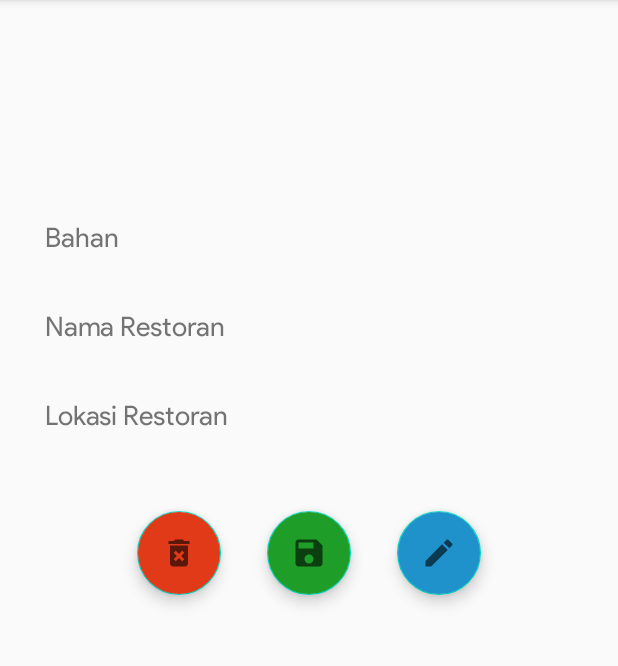
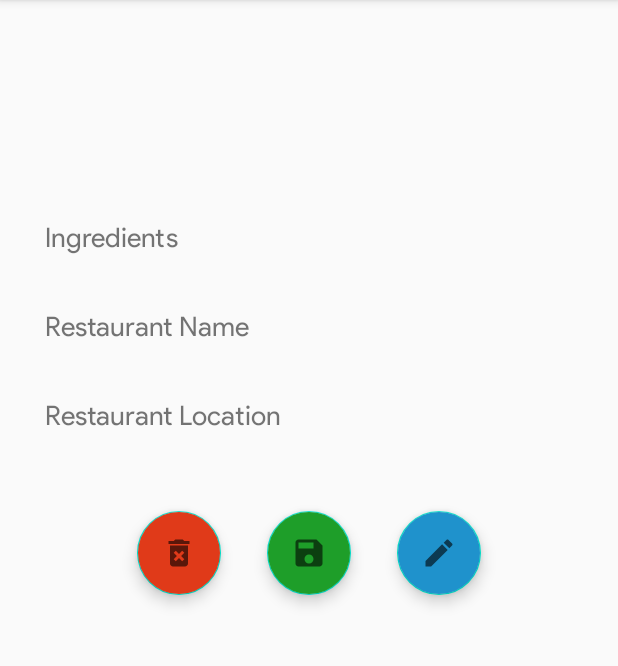
Before and after one commit to yalvih/Tubes_MakanApaHariIni, an Android app: the fragment MenuDetailsFragment placed in its activity, on a phone screen of 412 x 824 dp, the part 84-750 px from its top. Run offline under Robolectric (Android 15) with nearby library versions, the phone set to English and light mode, and no system bars; 7 statements that could not run were skipped.

Commit message:
- Deleted integer variable "i" in ViewHolder in SearchFragmentAdapter.java - the variable was assigned to but is never actually used. - Cleaned all view files. - Deleted a comment in activity_main.xml which was pointing at nothing. - Fixed some inconsistent string values. - Deleted unused string resource "settings_button_delete_theme".
Hopefully final commit.

```diff
--- a/app/src/main/res/layout/activity_main.xml
+++ b/app/src/main/res/layout/activity_main.xml
@@ -5,7 +5,8 @@
     android:layout_width="match_parent"
     android:layout_height="match_parent"
     android:id="@+id/drawer_layout"
-    android:fitsSystemWindows="true">
+    android:fitsSystemWindows="true"
+    >
 
     <LinearLayout
         android:layout_width="match_parent"
@@ -31,8 +32,6 @@
             android:id="@+id/fragment_container"
             />
 
-        <!--Content Menu-->
-
     </LinearLayout>
 
     <!-- Left Drawer -->
--- a/app/src/main/res/layout/menu_detail_fragment.xml
+++ b/app/src/main/res/layout/menu_detail_fragment.xml
@@ -3,19 +3,22 @@
 <ScrollView
     xmlns:android="http://schemas.android.com/apk/res/android"
     android:layout_width="match_parent"
-    android:layout_height="match_parent">
+    android:layout_height="match_parent"
+    >
 
     <LinearLayout
         android:layout_width="match_parent"
         android:layout_height="match_parent"
         android:padding="20dp"
-        android:orientation="vertical">
+        android:orientation="vertical"
+        >
 
         <LinearLayout
             android:layout_width="match_parent"
             android:layout_height="0dp"
             android:layout_weight="1"
-            android:orientation="vertical">
+            android:orientation="vertical"
+            >
 
             <EditText
                 android:id="@+id/details_title"
@@ -28,8 +31,8 @@
                 android:maxLength="40"
                 android:gravity="center"
                 android:fontFamily="@font/google_font_normal"
-                android:textSize="20sp">
-            </EditText>
+                android:textSize="20sp"
+                />
 
         </LinearLayout>
 
@@ -38,7 +41,8 @@
             android:layout_height="0dp"
             android:layout_weight="1"
             android:orientation="vertical"
-            android:padding="10dp">
+            android:padding="10dp"
+            >
 
             <EditText
                 android:id="@+id/details_description"
@@ -47,14 +51,14 @@
                 android:background="?android:attr/colorBackground"
                 android:layout_width="match_parent"
                 android:layout_height="wrap_content"
-                android:textSize="14sp">
-            </EditText>
+                android:textSize="14sp"
+                />
 
             <TextView
                 android:layout_width="match_parent"
                 android:fontFamily="@font/google_font_normal"
-                android:layout_height="20dp">
-            </TextView>
+                android:layout_height="20dp"
+                />
 
         </LinearLayout>
 
@@ -63,15 +67,16 @@
             android:layout_height="0dp"
             android:layout_weight="1"
             android:orientation="vertical"
-            android:padding="10dp">
+            android:padding="10dp"
+            >
 
             <TextView
                 android:layout_width="match_parent"
                 android:layout_height="wrap_content"
                 android:fontFamily="@font/google_font_normal"
-                android:text="Bahan"
-                android:textSize="18sp">
-            </TextView>
+                android:text="@string/ingredients"
+                android:textSize="18sp"
+                />
 
             <EditText
                 android:id="@+id/details_ingredients"
@@ -80,8 +85,8 @@
                 android:background="?android:attr/colorBackground"
                 android:layout_width="match_parent"
                 android:layout_height="wrap_content"
-                android:textSize="14sp">
-            </EditText>
+                android:textSize="14sp"
+                />
 
         </LinearLayout>
 
@@ -90,15 +95,16 @@
             android:layout_height="0dp"
             android:layout_weight="1"
             android:orientation="vertical"
-            android:padding="10dp">
+            android:padding="10dp"
+            >
 
             <TextView
                 android:layout_width="match_parent"
                 android:layout_height="wrap_content"
-                android:text="Nama Restoran"
+                android:text="@string/restaurant_name"
                 android:fontFamily="@font/google_font_normal"
-                android:textSize="18sp">
-            </TextView>
+                android:textSize="18sp"
+                />
 
             <EditText
                 android:id="@+id/details_name_restaurant"
@@ -107,8 +113,8 @@
                 android:layout_width="match_parent"
                 android:fontFamily="@font/google_font_normal"
                 android:layout_height="wrap_content"
-                android:textSize="14sp">
-            </EditText>
+                android:textSize="14sp"
+                />
 
         </LinearLayout>
 
@@ -117,15 +123,16 @@
             android:layout_height="0dp"
             android:layout_weight="1"
             android:orientation="vertical"
-            android:padding="10dp">
+            android:padding="10dp"
+            >
 
             <TextView
                 android:layout_width="match_parent"
                 android:layout_height="wrap_content"
-                android:text="Lokasi Restoran"
+                android:text="@string/restaurant_location"
                 android:fontFamily="@font/google_font_normal"
-                android:textSize="18sp">
-            </TextView>
+                android:textSize="18sp"
+                />
 
             <EditText
                 android:id="@+id/details_location_restaurant"
@@ -134,8 +141,8 @@
                 android:background="?android:attr/colorBackground"
                 android:layout_width="match_parent"
                 android:layout_height="wrap_content"
-                android:textSize="14sp">
-            </EditText>
+                android:textSize="14sp"
+                />
 
         </LinearLayout>
 
@@ -154,8 +161,8 @@
                 android:src="@drawable/ic_baseline_delete_forever_24"
                 android:layout_margin="15dp"
                 android:backgroundTint="#e03a19"
-                android:id="@+id/fab_delete">
-            </com.google.android.material.floatingactionbutton.FloatingActionButton>
+                android:id="@+id/fab_delete"
+                />
 
             <com.google.android.material.floatingactionbutton.FloatingActionButton
                 android:layout_width="wrap_content"
@@ -165,8 +172,8 @@
                 android:src="@drawable/ic_baseline_save_24"
                 android:layout_margin="15dp"
                 android:backgroundTint="#1e9e29"
-                android:id="@+id/fab_save">
-            </com.google.android.material.floatingactionbutton.FloatingActionButton>
+                android:id="@+id/fab_save"
+                />
 
             <com.google.android.material.floatingactionbutton.FloatingActionButton
                 android:layout_width="wrap_content"
@@ -176,10 +183,8 @@
                 android:src="@drawable/ic_baseline_edit_24"
                 android:layout_margin="15dp"
                 android:backgroundTint="#1f92cc"
-                android:id="@+id/fab_edit">
-            </com.google.android.material.floatingactionbutton.FloatingActionButton>
-
-
+                android:id="@+id/fab_edit"
+                />
 
         </LinearLayout>
 
```
Also changed, not shown: app/src/main/res/layout/add_menu_fragment.xml (+26 -19 lines), app/src/main/res/layout/food_list_strings.xml (+12 -5 lines), app/src/main/res/layout/fragment_left.xml (+23 -15 lines), app/src/main/res/layout/main_menu_fragment.xml (+8 -7 lines), app/src/main/res/layout/search_fragment.xml (+5 -7 lines), app/src/main/res/layout/setting_fragment.xml (+8 -4 lines), app/src/main/res/values/strings.xml (+6 -6 lines).
